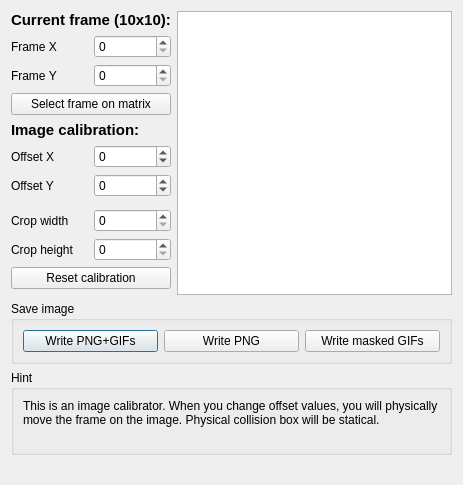
Above: PlayableCalibrator/image_calibration/image_calibrator.ui from WohlSoft/Moondust-Project before the change. Below: the same form after it.
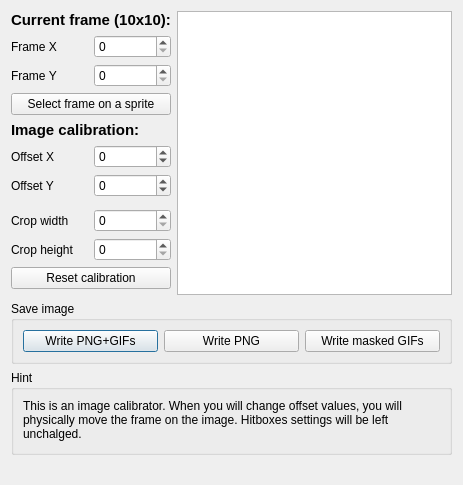
That is the form after the change. Icons and pictures are not drawn.

```diff
--- a/PlayableCalibrator/image_calibration/image_calibrator.ui
+++ b/PlayableCalibrator/image_calibration/image_calibrator.ui
@@ -232,7 +232,7 @@
       <item row="0" column="0">
        <widget class="QLabel" name="label">
         <property name="text">
-         <string>This is an image calibrator. When you change offset values, you will physically move the frame on the image. Physical collision box will be statical.</string>
+         <string>This is an image calibrator. When you will change offset values, you will physically move the frame on the image. Hitboxes settings will be left unchalged.</string>
         </property>
         <property name="alignment">
          <set>Qt::AlignLeading|Qt::AlignLeft|Qt::AlignTop</set>
@@ -248,7 +248,7 @@
    <item row="3" column="0" colspan="2">
     <widget class="QPushButton" name="Matrix">
      <property name="text">
-      <string>Select frame on matrix</string>
+      <string>Select frame on a sprite</string>
      </property>
     </widget>
    </item>
```
